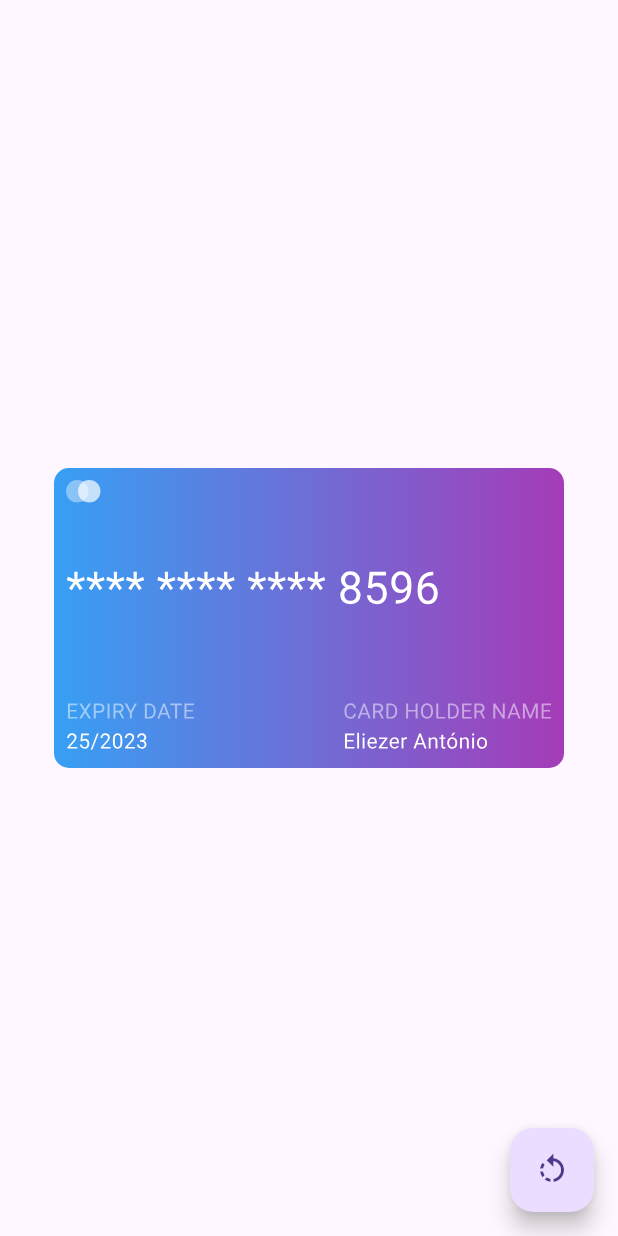
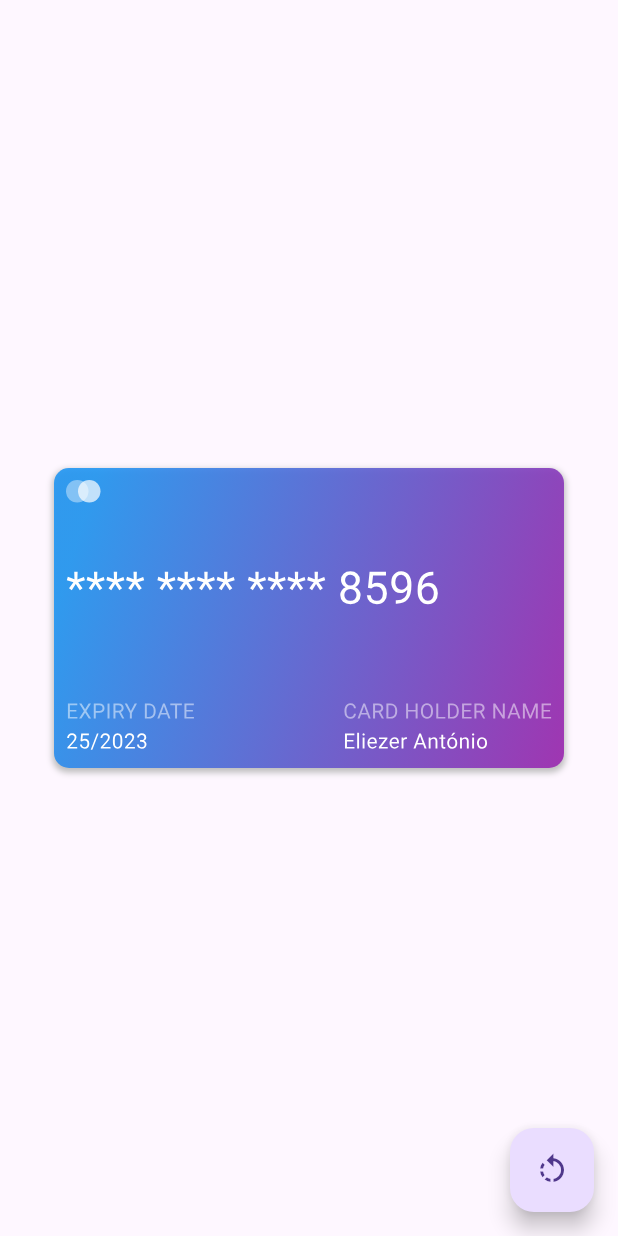
Before and after one commit to eliezerantonio/animated_card, a Flutter app: the screen it shows after launch, on a phone screen of 412 x 824 dp. Run offline on Flutter 3.47's test engine with Material 2 defaults, Android fonts, the phone set to English and light mode, and no system bars.

```diff
--- a/lib/main.dart
+++ b/lib/main.dart
@@ -9,7 +9,7 @@ class MyApp extends StatelessWidget {
   @override
   Widget build(BuildContext context) {
     return MaterialApp(
-      title: 'Challange',
+      title: 'Challenge',
       theme: ThemeData(useMaterial3: true),
       home: const HomeScreen(),
     );
--- a/lib/presentation/screens/home_screen.dart
+++ b/lib/presentation/screens/home_screen.dart
@@ -2,7 +2,6 @@ import 'package:flutter/material.dart';
 import 'dart:math' as math;
 
 import '../widgets/card/widgets.dart';
-
 
 class HomeScreen extends StatefulWidget {
   const HomeScreen({super.key});
@@ -44,7 +43,11 @@ class _HomeScreenState extends State<HomeScreen> {
             }
           });
         },
-        child: const Icon(Icons.rotate_left),
+        child: const AnimatedRotation(
+          turns: 4,
+          duration: Duration(milliseconds: 1000),
+          child: Icon(Icons.rotate_left),
+        ),
       ),
     );
   }
--- a/lib/presentation/widgets/shared/card_layout.dart
+++ b/lib/presentation/widgets/shared/card_layout.dart
@@ -33,9 +33,17 @@ class _CardLayoutState extends State<CardLayout> {
             height: 200,
             decoration: BoxDecoration(
               borderRadius: BorderRadius.circular(10),
+              boxShadow: [
+                BoxShadow(
+                  blurRadius: 3,
+                  spreadRadius: 1,
+                  offset: const Offset(0, 2),
+                  color: Colors.grey[400]!,
+                ),
+              ],
               gradient: LinearGradient(
                 begin: Alignment.centerLeft,
-                end: Alignment.centerRight,
+                end: Alignment.bottomRight,
                 colors: [
                   Colors.blue.withOpacity(0.9),
                   Colors.purple.withOpacity(0.9),
```
